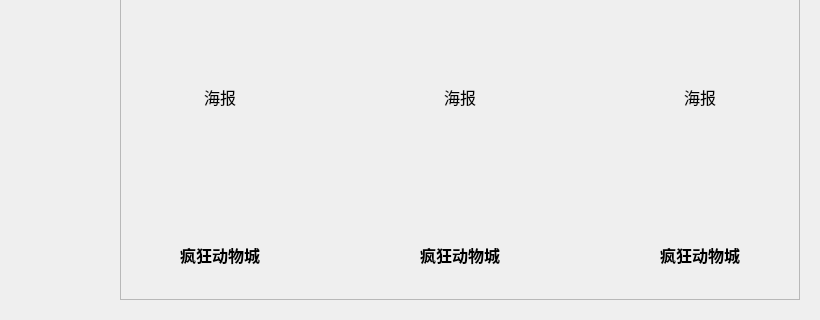
Old version of the form GUI/HomepagePartUI.ui in the repository ljcleo/DBProj; both pictures show x 140 to 960 and y 320 to 640 of the 960 by 640 pixel window.
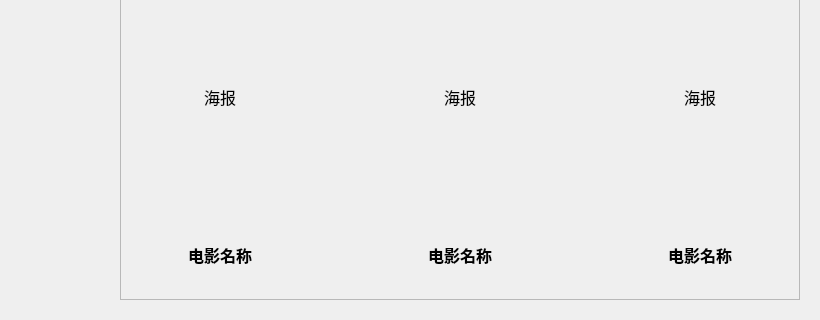
New version of the form. Custom widgets are drawn as their Qt base class.

What changed in the file:
```diff
--- a/GUI/HomepagePartUI.ui
+++ b/GUI/HomepagePartUI.ui
@@ -228,7 +228,7 @@
      </font>
     </property>
     <property name="text">
-     <string>疯狂动物城</string>
+     <string>电影名称</string>
     </property>
     <property name="alignment">
      <set>Qt::AlignCenter</set>
@@ -252,7 +252,7 @@
      </font>
     </property>
     <property name="text">
-     <string>疯狂动物城</string>
+     <string>电影名称</string>
     </property>
     <property name="alignment">
      <set>Qt::AlignCenter</set>
@@ -276,7 +276,7 @@
      </font>
     </property>
     <property name="text">
-     <string>疯狂动物城</string>
+     <string>电影名称</string>
     </property>
     <property name="alignment">
      <set>Qt::AlignCenter</set>
```
